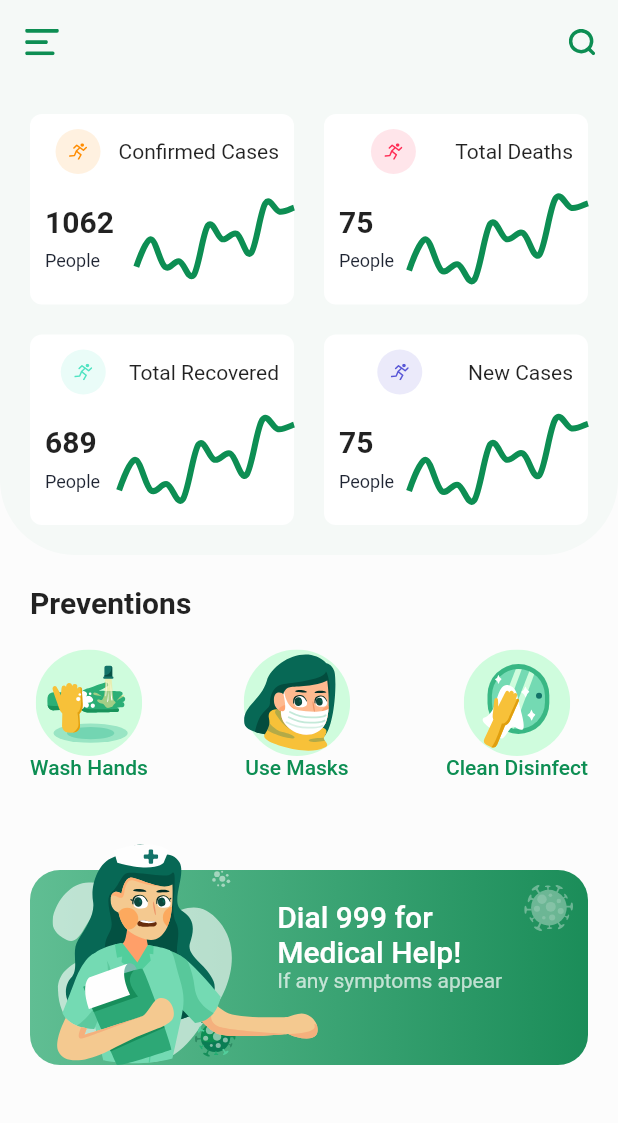
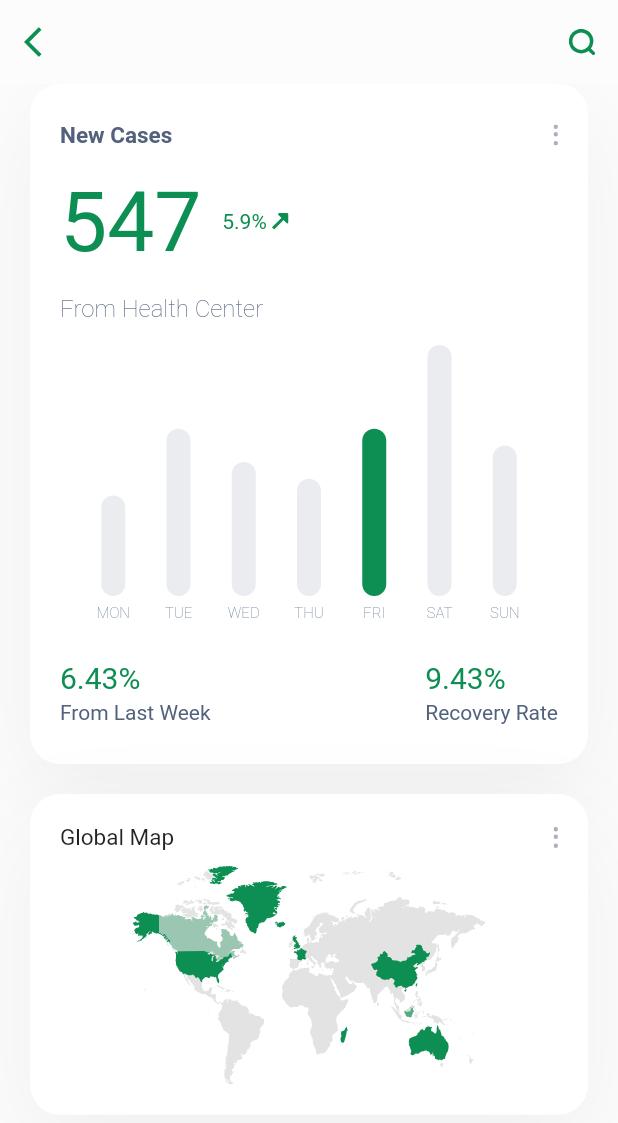
Before and after one commit to zendy199x/Flutter-Covid-19-Version-2-App, a Flutter app: the screen it shows after launch, after a tap on "Confirmed Cases", on a phone screen of 412 x 824 dp. Shown: the top 1123 px of the screen. Run offline on Flutter 3.47's test engine with Material 2 defaults, Android fonts, the phone set to English and light mode, and no system bars; drawn by our look-alikes of fl_chart; our stand-ins replace flutter_svg.

Commit message:
Details screen

```diff
--- /dev/null
+++ b/lib/screens/details_screen.dart
@@ -0,0 +1,190 @@
+import 'package:covid_19_ver_2/constants.dart';
+import 'package:covid_19_ver_2/widgets/weekly_chart.dart';
+import 'package:flutter/material.dart';
+import 'package:flutter_svg/svg.dart';
+
+class DetailsScreen extends StatelessWidget {
+  const DetailsScreen({Key? key}) : super(key: key);
+
+  @override
+  Widget build(BuildContext context) {
+    return Scaffold(
+      resizeToAvoidBottomInset: false,
+      appBar: buildDetailsAppBar(context),
+      body: Padding(
+        padding: const EdgeInsets.symmetric(horizontal: 20),
+        child: SingleChildScrollView(
+          child: Column(
+            children: <Widget>[
+              Container(
+                padding:
+                    const EdgeInsets.symmetric(horizontal: 20, vertical: 25),
+                decoration: BoxDecoration(
+                  color: Colors.white,
+                  borderRadius: BorderRadius.circular(20),
+                  boxShadow: [
+                    BoxShadow(
+                      offset: const Offset(0, 21),
+                      blurRadius: 53,
+                      color: Colors.black.withOpacity(0.05),
+                    ),
+                  ],
+                ),
+                child: Column(
+                  crossAxisAlignment: CrossAxisAlignment.start,
+                  children: <Widget>[
+                    buildTitleWithMoreIcon(),
+                    const SizedBox(height: 15),
+                    buildCaseNumber(context),
+                    const SizedBox(height: 15),
+                    const Text(
+                      "From Health Center",
+                      style: TextStyle(
+                        fontWeight: FontWeight.w200,
+                        color: kTextMediumColor,
+                        fontSize: 16,
+                      ),
+                    ),
+                    const SizedBox(height: 15),
+                    const WeeklyChart(),
+                    const SizedBox(height: 15),
+                    Row(
+                      mainAxisAlignment: MainAxisAlignment.spaceBetween,
+                      children: <Widget>[
+                        buildInfoTextWithPercentage(
+                          percentage: "6.43",
+                          title: "From Last Week",
+                        ),
+                        buildInfoTextWithPercentage(
+                          percentage: "9.43",
+                          title: "Recovery Rate",
+                        ),
+                      ],
+                    )
+                  ],
+                ),
+              ),
+              const SizedBox(height: 20),
+              Container(
+                padding: const EdgeInsets.all(20),
+                decoration: BoxDecoration(
+                  color: Colors.white,
+                  borderRadius: BorderRadius.circular(20),
+                  boxShadow: [
+                    BoxShadow(
+                      offset: const Offset(0, 21),
+                      blurRadius: 54,
+                      color: Colors.black.withOpacity(0.05),
+                    ),
+                  ],
+                ),
+                child: Column(
+                  children: <Widget>[
+                    Row(
+                      mainAxisAlignment: MainAxisAlignment.spaceBetween,
+                      children: <Widget>[
+                        const Text(
+                          "Global Map",
+                          style: TextStyle(
+                            fontSize: 15,
+                          ),
+                        ),
+                        SvgPicture.asset("assets/icons/more.svg")
+                      ],
+                    ),
+                    const SizedBox(height: 10),
+                    SvgPicture.asset("assets/icons/map.svg"),
+                  ],
+                ),
+              ),
+            ],
+          ),
+        ),
+      ),
+    );
+  }
+
+  RichText buildInfoTextWithPercentage({
+    required String title,
+    required String percentage,
+  }) {
+    return RichText(
+      text: TextSpan(
+        children: [
+          TextSpan(
+            text: "$percentage% \n",
+            style: const TextStyle(
+              fontSize: 20,
+              color: kPrimaryColor,
+            ),
+          ),
+          TextSpan(
+            text: title,
+            style: const TextStyle(
+              color: kTextMediumColor,
+              height: 1.5,
+            ),
+          ),
+        ],
+      ),
+    );
+  }
+
+  Row buildCaseNumber(BuildContext context) {
+    return Row(
+      children: <Widget>[
+        Text(
+          "547 ",
+          style: Theme.of(context)
+              .textTheme
+              .headline2!
+              .copyWith(color: kPrimaryColor, height: 1.2),
+        ),
+        const Text(
+          "5.9% ",
+          style: TextStyle(color: kPrimaryColor),
+        ),
+        SvgPicture.asset("assets/icons/increase.svg")
+      ],
+    );
+  }
+
+  Row buildTitleWithMoreIcon() {
+    return Row(
+      mainAxisAlignment: MainAxisAlignment.spaceBetween,
+      children: <Widget>[
+        const Text(
+          "New Cases",
+          style: TextStyle(
+            color: kTextMediumColor,
+            fontWeight: FontWeight.w600,
+            fontSize: 15,
+          ),
+        ),
+        SvgPicture.asset("assets/icons/more.svg")
+      ],
+    );
+  }
+
+  AppBar buildDetailsAppBar(BuildContext context) {
+    return AppBar(
+      backgroundColor: kBackgroundColor,
+      elevation: 0,
+      leading: IconButton(
+        icon: const Icon(
+          Icons.arrow_back_ios,
+          color: kPrimaryColor,
+        ),
+        onPressed: () {
+          Navigator.pop(context);
+        },
+      ),
+      actions: <Widget>[
+        IconButton(
+          icon: SvgPicture.asset("assets/icons/search.svg"),
+          onPressed: () {},
+        ),
+      ],
+    );
+  }
+}
--- a/lib/screens/home_screen.dart
+++ b/lib/screens/home_screen.dart
@@ -1,4 +1,5 @@
 import 'package:covid_19_ver_2/constants.dart';
+import 'package:covid_19_ver_2/screens/details_screen.dart';
 import 'package:covid_19_ver_2/widgets/info_card.dart';
 import 'package:covid_19_ver_2/widgets/preventiton_card.dart';
 import 'package:flutter/material.dart';
@@ -40,25 +41,61 @@ class HomeScreen extends StatelessWidget {
                     title: "Confirmed Cases",
                     iconColor: const Color(0xFFFF8C00),
                     effectedNum: 1062,
-                    press: () {},
+                    press: () {
+                      Navigator.push(
+                        context,
+                        MaterialPageRoute(
+                          builder: (context) {
+                            return const DetailsScreen();
+                          },
+                        ),
+                      );
+                    },
                   ),
                   InfoCard(
                     title: "Total Deaths",
                     iconColor: const Color(0xFFFF2D55),
                     effectedNum: 75,
-                    press: () {},
+                    press: () {
+                      Navigator.push(
+                        context,
+                        MaterialPageRoute(
+                          builder: (context) {
+                            return const DetailsScreen();
+                          },
+                        ),
+                      );
+                    },
                   ),
                   InfoCard(
                     title: "Total Recovered",
                     iconColor: const Color(0xFF50E3C2),
                     effectedNum: 689,
-                    press: () {},
+                    press: () {
+                      Navigator.push(
+                        context,
+                        MaterialPageRoute(
+                          builder: (context) {
+                            return const DetailsScreen();
+                          },
+                        ),
+                      );
+                    },
                   ),
                   InfoCard(
                     title: "New Cases",
                     iconColor: const Color(0xFF5856D6),
                     effectedNum: 75,
-                    press: () {},
+                    press: () {
+                      Navigator.push(
+                        context,
+                        MaterialPageRoute(
+                          builder: (context) {
+                            return const DetailsScreen();
+                          },
+                        ),
+                      );
+                    },
                   ),
                 ],
               ),
```
